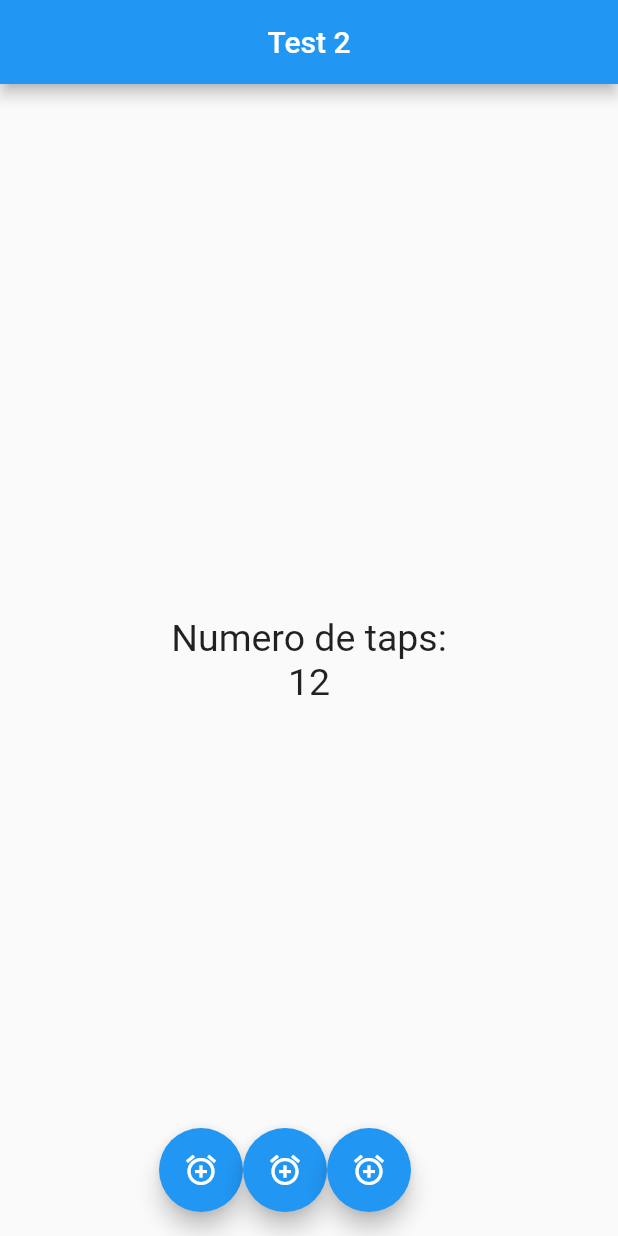
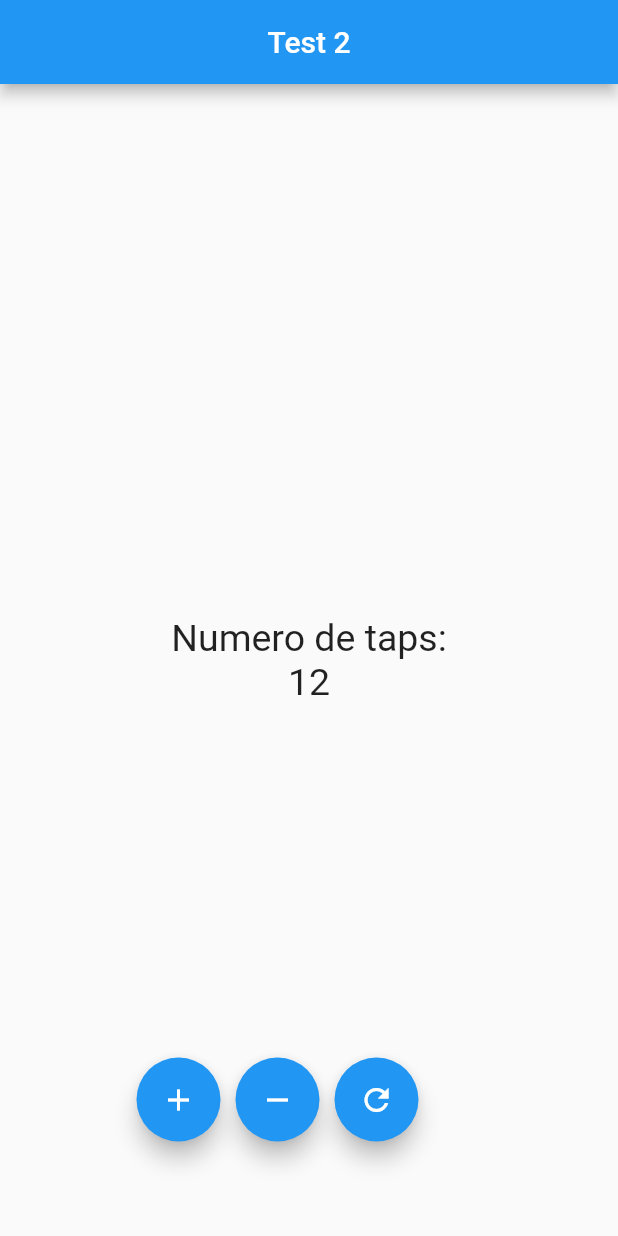
Before and after one commit to gabrielborgess/contador_flutter, a Flutter app: the screen it shows after launch, on a phone screen of 412 x 824 dp. Run offline on Flutter 3.47's test engine with Material 2 defaults, Android fonts, the phone set to English and light mode, and no system bars.

Commit message:
Contador listo

```diff
--- a/lib/main.dart
+++ b/lib/main.dart
@@ -2,6 +2,6 @@ import 'package:flutter/material.dart';
 import 'src/app.dart';
 import 'pages/contador_page.dart';
 
-void main(){
+void main() {
   runApp(new Myapp());
 }
--- a/lib/pages/contador_page.dart
+++ b/lib/pages/contador_page.dart
@@ -1,22 +1,20 @@
 import 'package:flutter/cupertino.dart';
 import 'package:flutter/material.dart';
 
-class ContadorPage extends StatefulWidget{
+class ContadorPage extends StatefulWidget {
   @override
-  createState()=>_ContadorPageState();
+  createState() => _ContadorPageState();
 }
 
-class _ContadorPageState extends State<ContadorPage>{
+class _ContadorPageState extends State<ContadorPage> {
+  final _FuenteInicio = new TextStyle(fontSize: 25);
 
-  final _FuenteInicio=new TextStyle(fontSize: 25);
-
-  int _conteo=12;
+  int _conteo = 12;
 
   @override
   Widget build(BuildContext context) {
-
     return Scaffold(
-        appBar:AppBar(
+      appBar: AppBar(
         title: Text("Test 2"),
         centerTitle: true,
       ),
@@ -24,29 +22,65 @@ class _ContadorPageState extends State<ContadorPage>{
         child: Column(
           mainAxisAlignment: MainAxisAlignment.center,
           children: <Widget>[
-              Text("Numero de taps:",style:_FuenteInicio,),
-              Text("$_conteo",style: _FuenteInicio,),
+            Text(
+              "Numero de taps:",
+              style: _FuenteInicio,
+            ),
+            Text(
+              "$_conteo",
+              style: _FuenteInicio,
+            ),
           ],
         ),
       ),
-        floatingActionButton:_crearBotones(),
-
-
+      floatingActionButton: _crearBotones(),
     );
   }
 
-    Widget _crearBotones(){
+  Widget _crearBotones() {
     return Row(
       mainAxisAlignment: MainAxisAlignment.center,
       children: <Widget>[
-          FloatingActionButton(onPressed: null, child: Icon(Icons.add_alarm)),
-          FloatingActionButton(onPressed: null, child: Icon(Icons.add_alarm)),
-          FloatingActionButton(onPressed: null, child: Icon(Icons.add_alarm)),
+        FloatingActionButton(
+            onPressed: () {
+              setState(() {
+                _conteo = _conteo + 1;
+              });
+            },
+            child: Icon(Icons.add)),
+        SizedBox(
+          width: 10,
+          height: 150,
+        ),
+        FloatingActionButton(
+            onPressed: () {
+              setState(() {
+                if (_conteo <= 0) {
+                  print("No se puede restar");
+                } else {
+                  _conteo = _conteo - 1;
+                }
+              });
+            },
+            child: Icon(Icons.remove)),
+        SizedBox(
+          width: 10,
+          height: 30,
+        ),
+        FloatingActionButton(
+            onPressed: () {
+              setState(() {
+                _conteo = 0;
+              });
+            },
+            child: Icon(Icons.refresh)),
+        SizedBox(
+          width: 10,
+          height: 30,
+        ),
       ],
     );
 
-
     FloatingActionButton(onPressed: null, child: Icon(Icons.add_alarm));
   }
-
 }
--- a/lib/src/app.dart
+++ b/lib/src/app.dart
@@ -3,6 +3,10 @@ import 'package:crudapp/pages/contador_page.dart';
 import 'package:flutter/material.dart';
 
 //UN COMENTARIO DESDE GITHUB
+
+
+
+//DESDE ACA
 
 class Myapp extends StatelessWidget{
   @override
```
Also changed, not shown: 1 other file. Lines whose indentation alone changed are shown as unchanged.
